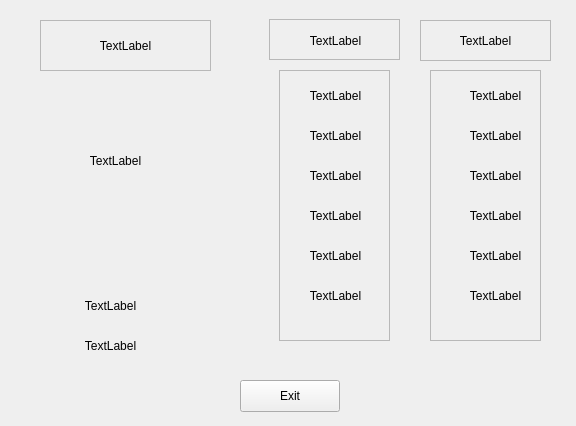
Qt form recipeconfirmation.ui (AdamTCollins/CS4076_PROJECT) before a commit.
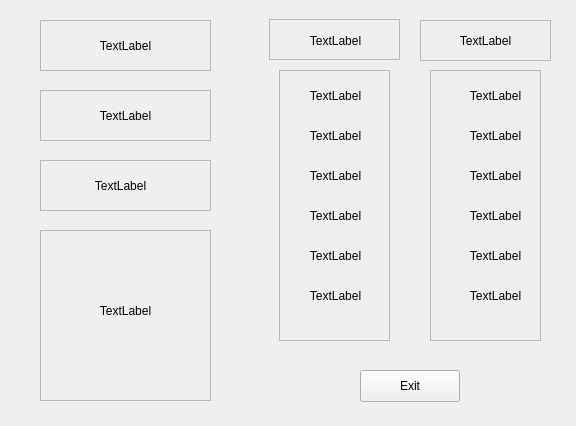
The same form after that commit.

What changed in the file:
```diff
--- a/recipeconfirmation.ui
+++ b/recipeconfirmation.ui
@@ -16,8 +16,8 @@
   <widget class="QPushButton" name="pushButton">
    <property name="geometry">
     <rect>
-     <x>240</x>
-     <y>380</y>
+     <x>360</x>
+     <y>370</y>
      <width>100</width>
      <height>32</height>
     </rect>
@@ -51,10 +51,10 @@
   <widget class="QLabel" name="label_2">
    <property name="geometry">
     <rect>
-     <x>20</x>
-     <y>70</y>
-     <width>191</width>
-     <height>181</height>
+     <x>50</x>
+     <y>230</y>
+     <width>151</width>
+     <height>161</height>
     </rect>
    </property>
    <property name="layoutDirection">
@@ -73,9 +73,9 @@
   <widget class="QLabel" name="label_3">
    <property name="geometry">
     <rect>
-     <x>20</x>
-     <y>290</y>
-     <width>181</width>
+     <x>30</x>
+     <y>100</y>
+     <width>191</width>
      <height>31</height>
     </rect>
    </property>
@@ -95,9 +95,9 @@
   <widget class="QLabel" name="label_4">
    <property name="geometry">
     <rect>
-     <x>20</x>
-     <y>330</y>
-     <width>181</width>
+     <x>50</x>
+     <y>170</y>
+     <width>141</width>
      <height>31</height>
     </rect>
    </property>
@@ -502,6 +502,54 @@
     <enum>QFrame::Raised</enum>
    </property>
   </widget>
+  <widget class="QFrame" name="frame_6">
+   <property name="geometry">
+    <rect>
+     <x>40</x>
+     <y>90</y>
+     <width>171</width>
+     <height>51</height>
+    </rect>
+   </property>
+   <property name="frameShape">
+    <enum>QFrame::StyledPanel</enum>
+   </property>
+   <property name="frameShadow">
+    <enum>QFrame::Raised</enum>
+   </property>
+  </widget>
+  <widget class="QFrame" name="frame_7">
+   <property name="geometry">
+    <rect>
+     <x>40</x>
+     <y>160</y>
+     <width>171</width>
+     <height>51</height>
+    </rect>
+   </property>
+   <property name="frameShape">
+    <enum>QFrame::StyledPanel</enum>
+   </property>
+   <property name="frameShadow">
+    <enum>QFrame::Raised</enum>
+   </property>
+  </widget>
+  <widget class="QFrame" name="frame_8">
+   <property name="geometry">
+    <rect>
+     <x>40</x>
+     <y>230</y>
+     <width>171</width>
+     <height>171</height>
+    </rect>
+   </property>
+   <property name="frameShape">
+    <enum>QFrame::StyledPanel</enum>
+   </property>
+   <property name="frameShadow">
+    <enum>QFrame::Raised</enum>
+   </property>
+  </widget>
  </widget>
  <resources/>
  <connections/>
```
